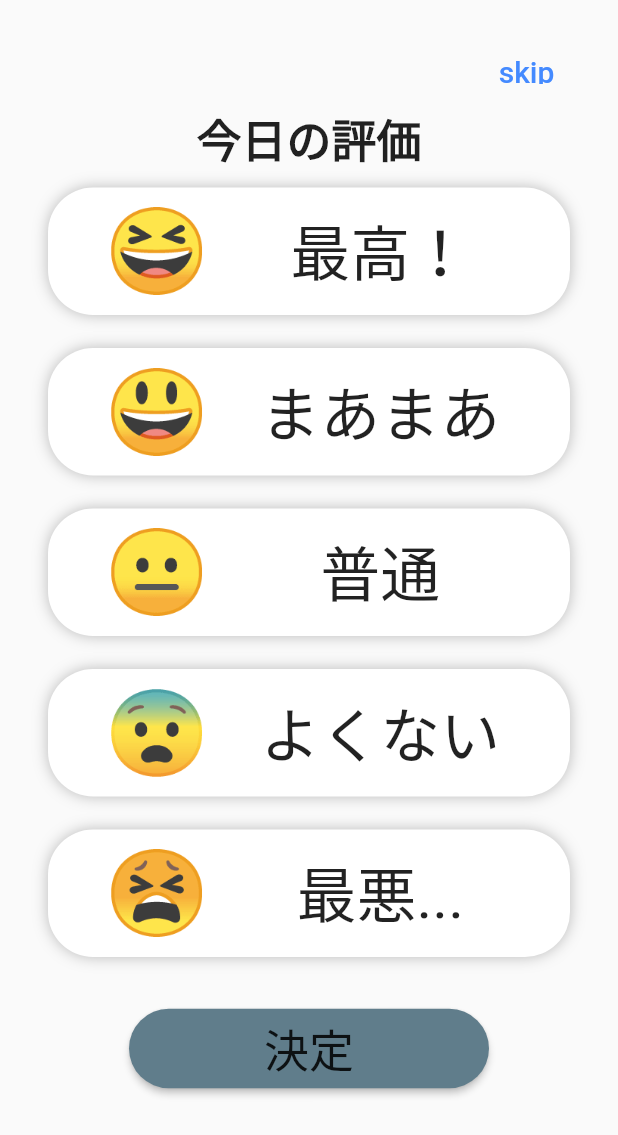
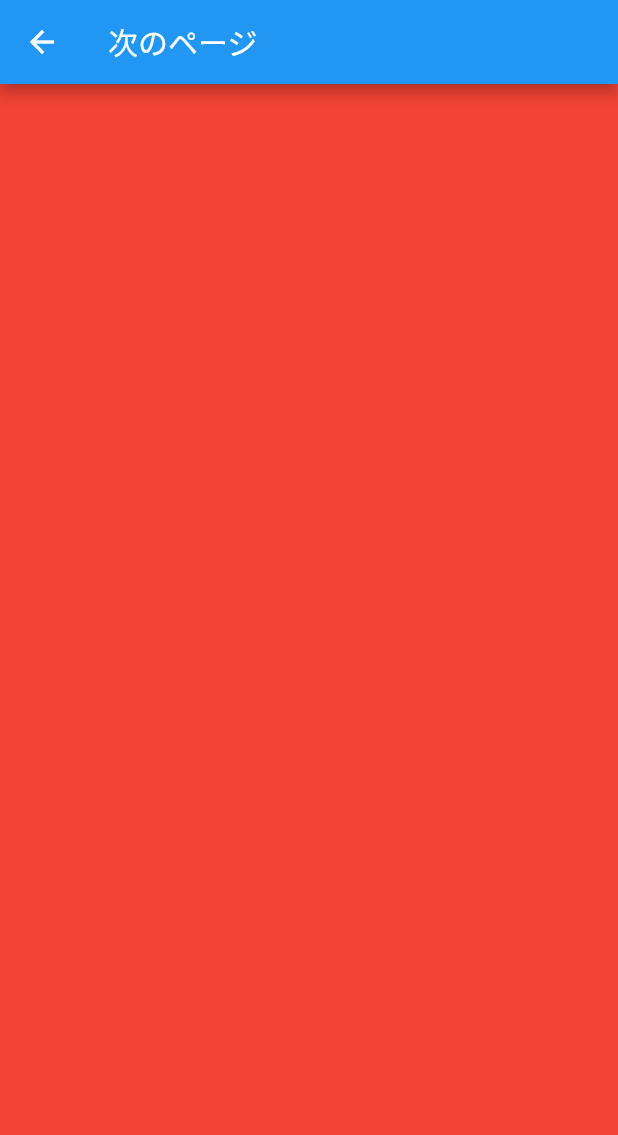
Before and after one commit to Sudirman-Range/hackU2021, a Flutter app: the screen it shows after launch, after a tap on "決定", on a phone screen of 412 x 824 dp. Shown: the top 1135 px of the screen. Run offline on Flutter 3.47's test engine with Material 2 defaults, Android fonts, the phone set to English and light mode, and no system bars; Roboto replaces fonts that are missing (HonokaMaru).

Commit message:
評価画面のボタンタップ時の調整をした

```diff
--- a/lib/main.dart
+++ b/lib/main.dart
@@ -16,8 +16,22 @@ class MyApp extends StatelessWidget {
   }
 }
 
+class NextPage extends StatelessWidget {
+  @override
+  Widget build(BuildContext context) {
+    return Scaffold(
+      appBar: AppBar(
+        title: Text("次のページ"),
+      ),
+      body: Container(
+        height: double.infinity,
+        color: Colors.red,
+      ),
+    );
+  }
+}
+
 class Diagnosis extends StatelessWidget {
-  final List<int> list = [1, 2, 3, 4, 5];
   @override
   Widget build(BuildContext context) {
     return Scaffold(
@@ -39,6 +53,7 @@ class Diagnosis extends StatelessWidget {
                           style: TextStyle(
                             color: Colors.blueAccent,
                             fontSize: 20,
+                            letterSpacing: 1.5,
                           )),
                     )),
               ),
@@ -79,7 +94,7 @@ class _TapBottonState extends State<TapBotton> {
   static List<String> condition = ['最高！', 'まあまあ', '普通', 'よくない', '最悪...'];
   static int tapedContainer;
 
-  Widget TapedBotton(int containerNum, String unicode, String condition) {
+  Widget unTapedBotton(int containerNum, String unicode, String condition) {
     return GestureDetector(
       onTap: () {
         setState(() {
@@ -91,7 +106,7 @@ class _TapBottonState extends State<TapBotton> {
           vertical: 11,
           horizontal: 32,
         ),
-        height: 85,
+        height: 80,
         decoration: BoxDecoration(
             color: Colors.white,
             borderRadius: BorderRadius.circular(30),
@@ -113,6 +128,7 @@ class _TapBottonState extends State<TapBotton> {
                 child: Text(
                   '$unicode',
                   style: TextStyle(
+                    color: Colors.white38,
                     fontSize: 55,
                   ),
                 ),
@@ -125,7 +141,7 @@ class _TapBottonState extends State<TapBotton> {
               child: Center(
                 child: Text(
                   '$condition',
-                  style: TextStyle(fontSize: 40),
+                  style: TextStyle(color: Colors.black45, fontSize: 40),
                 ),
               ),
             ),
@@ -138,7 +154,7 @@ class _TapBottonState extends State<TapBotton> {
     );
   }
 
-  Widget unTapedBotton(int containerNum, String unicode, String condition) {
+  Widget TapedBotton(int containerNum, String unicode, String condition) {
     return GestureDetector(
       onTap: () {
         setState(() {
@@ -150,7 +166,7 @@ class _TapBottonState extends State<TapBotton> {
           vertical: 11,
           horizontal: 32,
         ),
-        height: 85,
+        height: 80,
         decoration: BoxDecoration(
             color: Colors.white,
             borderRadius: BorderRadius.circular(40),
@@ -184,7 +200,7 @@ class _TapBottonState extends State<TapBotton> {
               child: Center(
                 child: Text(
                   '$condition',
-                  style: TextStyle(fontSize: 40),
+                  style: TextStyle(color: Colors.black87, fontSize: 40),
                 ),
               ),
             ),
@@ -202,9 +218,9 @@ class _TapBottonState extends State<TapBotton> {
     List<Widget> containerList = [];
     for (int i = 0; i < 5; i++) {
       if (tapedContainer != i) {
+        containerList.add(unTapedBotton(i, unicode[i], condition[i]));
+      } else {
         containerList.add(TapedBotton(i, unicode[i], condition[i]));
-      } else {
-        containerList.add(unTapedBotton(i, unicode[i], condition[i]));
       }
     }
     ;
@@ -221,14 +237,24 @@ class _TapBottonState extends State<TapBotton> {
             child: ButtonTheme(
               minWidth: 240,
               height: 53,
-              buttonColor: Colors.blueGrey,
+              buttonColor: Colors.lightBlueAccent,
               child: RaisedButton(
-                onPressed: () {},
+                onPressed: () {
+                  Navigator.push(
+                      context,
+                      MaterialPageRoute(
+                        builder: (context) => NextPage(),
+                      ));
+                },
                 shape: RoundedRectangleBorder(
-                    borderRadius: BorderRadius.circular(50)),
+                    borderRadius: BorderRadius.circular(40)),
                 child: Text(
                   '決定',
-                  style: TextStyle(fontSize: 30, color: Colors.black87),
+                  style: TextStyle(
+                    fontSize: 30,
+                    color: Colors.black54,
+                    letterSpacing: 13,
+                  ),
                 ),
               ),
             ),
```
